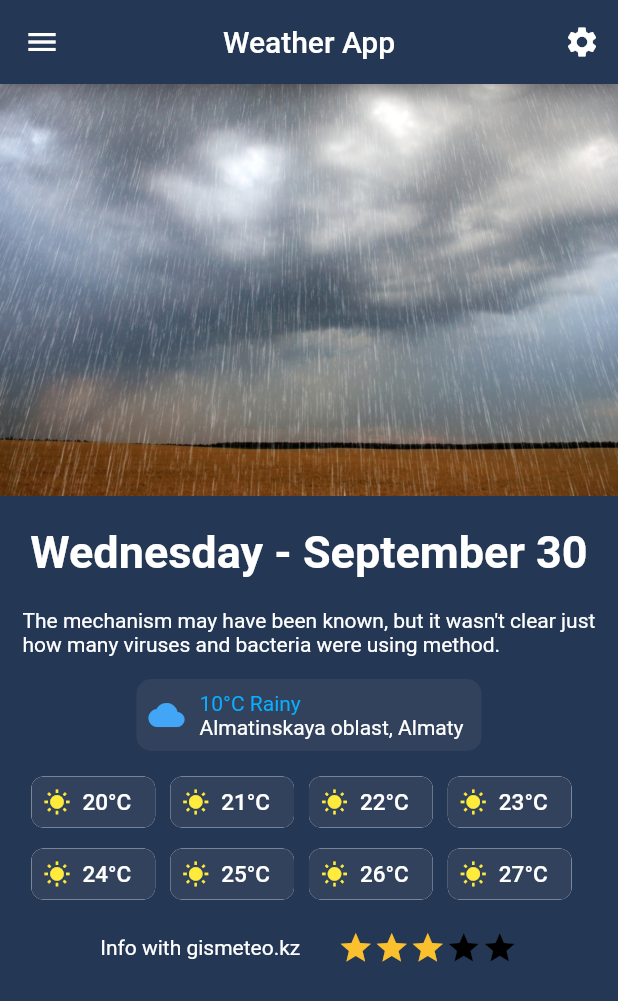
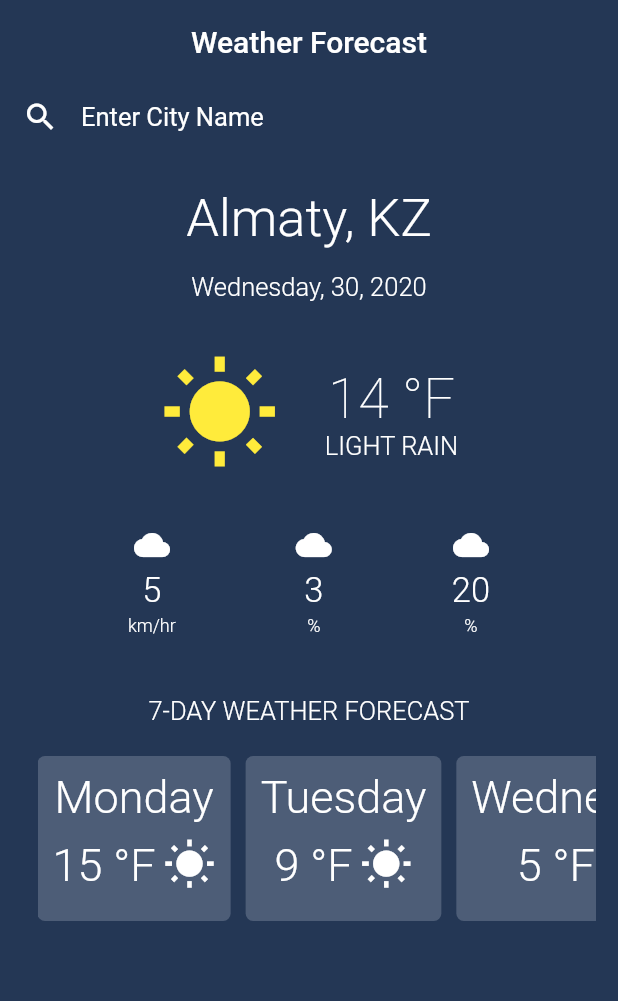
Before and after one commit to Alish666/WeatherApp, a Flutter app: the screen it shows after launch, on a phone screen of 412 x 824 dp. Shown: the top 1001 px of the screen. Run offline on Flutter 3.47's test engine with Material 2 defaults, Android fonts, the phone set to English and light mode, and no system bars.

Commit message:
release 1.1 without interactivity, w/ static viewlist, dark-blue UI

```diff
--- /dev/null
+++ b/lib/MyList.dart
@@ -0,0 +1,45 @@
+import 'package:flutter/material.dart';
+
+class MyList extends StatelessWidget {
+  String day;
+  String temp;
+  MyList(this.day, this.temp);
+  @override
+  Widget build(BuildContext context) {
+    return Container(
+      padding: EdgeInsets.all(10),
+      decoration: BoxDecoration(
+          color: Color.fromRGBO(77, 93, 119, 1),
+          borderRadius: BorderRadius.circular(5)),
+      child: Column(
+        children: <Widget>[
+          Text(
+            day,
+            style: TextStyle(
+                color: Colors.white, fontSize: 30, fontWeight: FontWeight.w300),
+          ),
+          SizedBox(
+            height: 10,
+          ),
+          Row(
+            children: <Widget>[
+              Text(
+                temp + " °F",
+                style: TextStyle(
+                    color: Colors.white,
+                    fontSize: 30,
+                    fontWeight: FontWeight.w300),
+              ),
+              SizedBox(width: 5),
+              Icon(
+                Icons.wb_sunny,
+                color: Colors.white,
+                size: 35,
+              )
+            ],
+          )
+        ],
+      ),
+    );
+  }
+}
--- a/lib/main.dart
+++ b/lib/main.dart
@@ -1,3 +1,5 @@
+import 'package:WeatherApp/MyList.dart';
+import 'package:WeatherApp/weatherColumn.dart';
 import 'package:flutter/material.dart';
 
 void main() {
@@ -14,168 +16,171 @@ class MyHomePage extends StatefulWidget {
 }
 
 class _MyHomePageState extends State<MyHomePage> {
-  int _counter = 0;
+  Map<String, List<String>> _daysTemps;
 
   @override
   Widget build(BuildContext context) {
     return MaterialApp(
       home: Scaffold(
           appBar: AppBar(
-          title: Text("Weather App"),
+            title: Text("Weather Forecast"),
+            elevation: 0,
             centerTitle: true,
-          leading: IconButton(
-            icon: Icon(Icons.menu),
-            onPressed: () {},
-            color: Colors.white,
+            backgroundColor: Color.fromRGBO(36, 55, 85, 1),
           ),
           backgroundColor: Color.fromRGBO(36, 55, 85, 1),
-          actions: [
-            IconButton(
-              icon: Icon(Icons.settings),
+          body: Padding(
+            padding: EdgeInsets.only(top: 10, bottom: 10, left: 15, right: 15),
+            child: Column(
+              children: <Widget>[
+                _topSearch(),
+                SizedBox(
+                  height: 35,
+                ),
+                Text(
+                  "Almaty, KZ",
+                  style: TextStyle(
                       color: Colors.white,
-              onPressed: () {},
-            )
+                      fontSize: 35,
+                      fontWeight: FontWeight.w300),
+                ),
+                SizedBox(
+                  height: 15,
+                ),
+                Text(
+                  "Wednesday, 30, 2020",
+                  style: TextStyle(
+                      color: Colors.white,
+                      fontSize: 17,
+                      fontWeight: FontWeight.w300),
+                ),
+                SizedBox(
+                  height: 35,
+                ),
+                _currentTemperature(),
+                SizedBox(
+                  height: 35,
+                ),
+                _additionalInfo(),
+                SizedBox(
+                  height: 40,
+                ),
+                Text(
+                  "7-DAY WEATHER FORECAST",
+                  style: TextStyle(
+                      color: Colors.white,
+                      fontSize: 17,
+                      fontWeight: FontWeight.w300),
+                ),
+                SizedBox(
+                  height: 10,
+                ),
+                Container(
+                  padding: EdgeInsets.only(left: 10, top: 10),
+                  height: 120,
+                  child: ListView(
+                    scrollDirection: Axis.horizontal,
+                    children: <Widget>[
+                      MyList('Monday', '15'),
+                      SizedBox(
+                        width: 10,
+                      ),
+                      MyList('Tuesday', '9'),
+                      SizedBox(
+                        width: 10,
+                      ),
+                      MyList('Wednesday', '5'),
+                      SizedBox(
+                        width: 10,
+                      ),
+                      MyList('Thursday', '0'),
+                      SizedBox(
+                        width: 10,
+                      ),
+                      MyList('Friday', '11'),
+                      SizedBox(
+                        width: 10,
+                      ),
+                      MyList('Saturday', '20'),
+                      SizedBox(
+                        width: 10,
+                      ),
+                      MyList('Sunday', '15'),
+                      SizedBox(
+                        width: 10,
+                      ),
                     ],
                   ),
-        body: _body(),
-        backgroundColor: Color.fromRGBO(36, 55, 85, 1),
                 ),
+              ],
+            ),
+          )),
     );
   }
 }
 
-final String text =
-    "The mechanism may have been known, but it wasn't clear just how many viruses and bacteria were using method.";
-SingleChildScrollView _body() {
-  return SingleChildScrollView(
-    child: Column(
+Row _topSearch() {
+  return Row(
     children: <Widget>[
-        _imageHeader(),
-        Padding(
-          padding: EdgeInsets.only(left: 8, right: 8, top: 20),
-          child: Text(
-            "Wednesday - September 30",
-            style: TextStyle(
-                color: Colors.white, fontSize: 30, fontWeight: FontWeight.bold),
-          ),
-        ),
-        Padding(
-          padding: EdgeInsets.only(left: 15, right: 15, top: 20),
-          child: Text(
-            text,
-            style: TextStyle(color: Colors.white),
-          ),
+      Icon(
+        Icons.search,
+        color: Colors.white,
       ),
       SizedBox(
-          height: 5,
+        width: 15,
       ),
-        _todayInfo(),
-        _nextDays(),
-        SizedBox(
-          height: 13,
-        ),
-        _bottomInfo(),
+      Text(
+        "Enter City Name",
+        style: TextStyle(color: Colors.white, fontSize: 17),
+      )
     ],
-    ),
   );
 }
 
-Image _imageHeader() {
-  return Image(
-    image: AssetImage('assets/sdf.jpg'),
-    fit: BoxFit.cover,
-  );
-}
-
-Container _todayInfo() {
-  return Container(
-    margin: EdgeInsets.only(top: 10, bottom: 10),
-    padding: EdgeInsets.all(8),
-    width: 230,
-    decoration: BoxDecoration(
-        color: Color.fromRGBO(50, 66, 92, 1),
-        borderRadius: BorderRadius.all(Radius.circular(10))),
-    child: Row(
+Row _currentTemperature() {
+  return Row(
+    mainAxisAlignment: MainAxisAlignment.center,
     children: <Widget>[
       Icon(
-          Icons.cloud,
-          color: Colors.blue[400],
+        Icons.wb_sunny,
+        color: Colors.yellow,
+        size: 80,
       ),
       SizedBox(
-          width: 10,
+        width: 30,
       ),
       Column(
-          crossAxisAlignment: CrossAxisAlignment.start,
+        crossAxisAlignment: CrossAxisAlignment.center,
         children: <Widget>[
           Text(
-              "10°C Rainy",
-              style: TextStyle(color: Color.fromRGBO(10, 174, 254, 1)),
+            "14 °F",
+            style: TextStyle(
+                fontSize: 37, color: Colors.white, fontWeight: FontWeight.w200),
           ),
           Text(
-              "Almatinskaya oblast, Almaty",
-              style: TextStyle(color: Colors.white),
+            "LIGHT RAIN",
+            style: TextStyle(
+                color: Colors.white, fontSize: 17, fontWeight: FontWeight.w300),
           )
         ],
       )
     ],
-    ),
   );
 }
 
-Wrap _nextDays() {
-  return Wrap(
-    children: List.generate(8, (int index) {
-      return Container(
-        margin: EdgeInsets.only(right: 10),
-        child: Chip(
-          padding: EdgeInsets.all(8),
-          label: Text(
-            "${index + 20}°C",
-            style: TextStyle(color: Colors.white, fontSize: 15),
-          ),
-          avatar: Icon(
-            Icons.wb_sunny,
-            color: Colors.yellow,
-          ),
-          shape: RoundedRectangleBorder(borderRadius: BorderRadius.circular(8)),
-          backgroundColor: Color.fromRGBO(50, 66, 92, 1),
-        ),
-      );
-    }),
-  );
-}
-
-Row _bottomInfo() {
+Row _additionalInfo() {
   return Row(
     mainAxisAlignment: MainAxisAlignment.center,
     children: <Widget>[
-      Text(
-        "Info with gismeteo.kz",
-        style: TextStyle(color: Colors.white),
+      WeatherInfoColumn("5", "km/hr"),
+      SizedBox(
+        width: 80,
       ),
+      WeatherInfoColumn("3", "%"),
       SizedBox(
-        width: 25,
+        width: 80,
       ),
-      Icon(
-        Icons.star,
-        color: Colors.yellow[700],
-      ),
-      Icon(
-        Icons.star,
-        color: Colors.yellow[700],
-      ),
-      Icon(
-        Icons.star,
-        color: Colors.yellow[700],
-      ),
-      Icon(
-        Icons.star,
-        color: Colors.black,
-      ),
-      Icon(
-        Icons.star,
-        color: Colors.black,
-      )
+      WeatherInfoColumn("20", "%")
     ],
   );
 }
--- /dev/null
+++ b/lib/weatherColumn.dart
@@ -0,0 +1,32 @@
+import 'package:flutter/material.dart';
+
+class WeatherInfoColumn extends StatelessWidget {
+  final String _temperature;
+  final String _secInfo;
+  WeatherInfoColumn(this._temperature, this._secInfo);
+  @override
+  Widget build(BuildContext context) {
+    return Column(
+      crossAxisAlignment: CrossAxisAlignment.center,
+      children: <Widget>[
+        Icon(
+          Icons.cloud,
+          color: Colors.white,
+        ),
+        Padding(
+          padding: EdgeInsets.only(top: 5, bottom: 3),
+          child: Text(
+            _temperature,
+            style: TextStyle(
+                color: Colors.white, fontSize: 23, fontWeight: FontWeight.w300),
+          ),
+        ),
+        Text(
+          _secInfo,
+          style: TextStyle(
+              color: Colors.white, fontSize: 12, fontWeight: FontWeight.w300),
+        )
+      ],
+    );
+  }
+}
```
Lines whose indentation alone changed are shown as unchanged.
